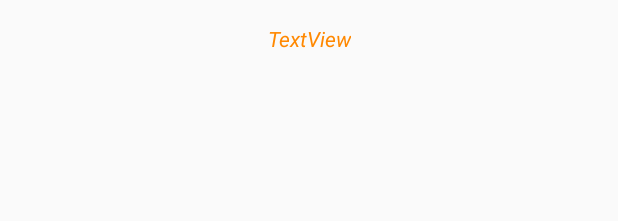
After one commit to SouthCoastCorsairs/2018ScoutingApp, an Android app: the layout activity_display_message.xml on its own in the app's theme, with its tools: preview values and no code run, on a phone screen of 412 x 824 dp. The commit adds this screen. Shown: the top 221 px of the screen. Run offline under Robolectric (Android 15) with nearby library versions, the phone set to English and light mode, and no system bars.

Commit message:
Begin UI Development

```diff
--- /dev/null
+++ b/app/src/main/res/layout/activity_display_message.xml
@@ -0,0 +1,21 @@
+<?xml version="1.0" encoding="utf-8"?>
+<android.support.constraint.ConstraintLayout xmlns:android="http://schemas.android.com/apk/res/android"
+    xmlns:app="http://schemas.android.com/apk/res-auto"
+    xmlns:tools="http://schemas.android.com/tools"
+    android:layout_width="match_parent"
+    android:layout_height="match_parent"
+    tools:context="com.example.guestaccount.scoutingapp2018.DisplayMessageActivity">
+
+    <TextView
+        android:id="@+id/textView"
+        android:layout_width="wrap_content"
+        android:layout_height="wrap_content"
+        android:layout_marginTop="16dp"
+        android:fontFamily="sans-serif"
+        android:text="TextView"
+        android:textColor="@android:color/holo_orange_dark"
+        android:textStyle="italic"
+        app:layout_constraintLeft_toLeftOf="parent"
+        app:layout_constraintRight_toRightOf="parent"
+        app:layout_constraintTop_toTopOf="parent" />
+</android.support.constraint.ConstraintLayout>
```
Also changed, not shown: app/src/main/AndroidManifest.xml (+6 -1 lines), app/src/main/java/com/example/guestaccount/scoutingapp2018/DisplayMessageActivity.java (added, +23 -0 lines), app/src/main/res/layout/activity_main.xml (+84 -16 lines), app/src/main/res/values/strings.xml (+7 -0 lines).
